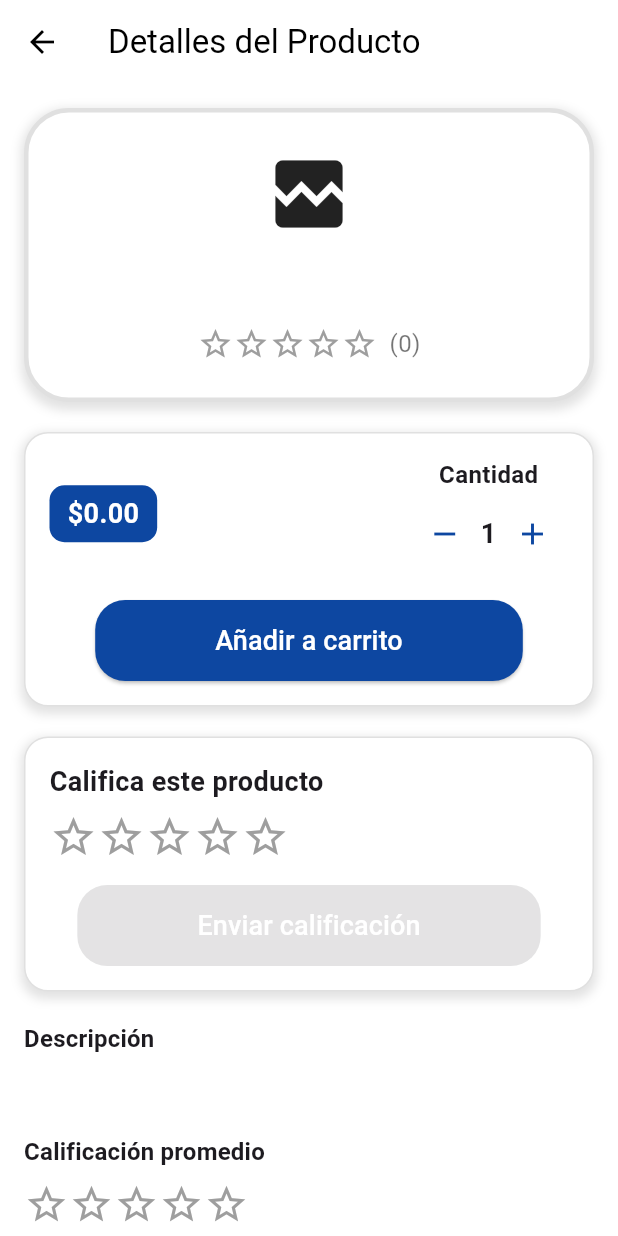
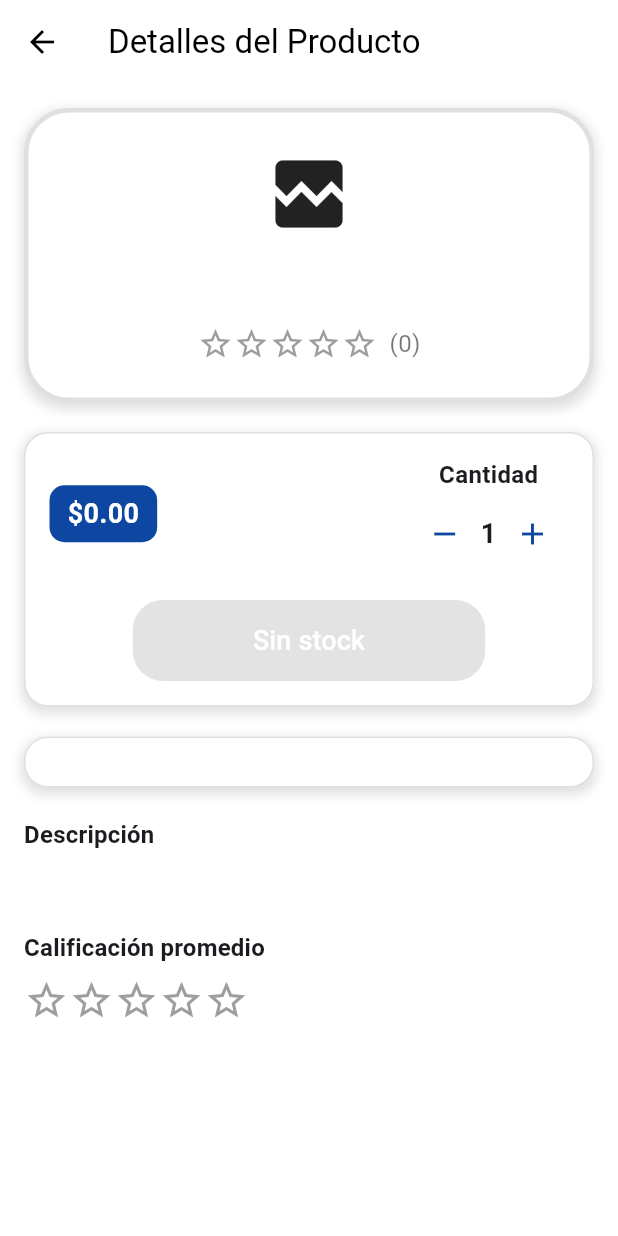
Before and after one commit to Pavito15/movilesProject, a Flutter app: the DetalleProductoScreen screen opened directly with empty values, on a phone screen of 412 x 824 dp. Run offline on Flutter 3.47's test engine with Material 3 defaults, Android fonts, the light colour scheme and no system bars; drawn by our look-alikes of custom_rating_bar; our stand-ins replace cloud_firestore, firebase_auth, firebase_core, firebase_messaging, firebase_storage, google_sign_in and 1 more; missing offline and left inert: flutter_stripe; accounts and stored records are empty; network calls fail.

```diff
--- a/lib/screens/producto_details.dart
+++ b/lib/screens/producto_details.dart
@@ -233,9 +233,12 @@ class DetalleProductoScreenState extends State<DetalleProductoScreen> {
                   const SizedBox(height: 20),
 
                   // Botón añadir al carrito
+                                    // ...existing code...
                   Center(
                     child: ElevatedButton(
-                      onPressed: () {
+                      onPressed: widget.producto.stock == 0
+                          ? null // Deshabilita el botón si no hay stock
+                          : () {
                               for (int i = 0; i < cantidad; i++) {
                                 cartProvider.addToCart(widget.producto);
                               }
@@ -262,12 +265,15 @@ class DetalleProductoScreenState extends State<DetalleProductoScreen> {
                           borderRadius: BorderRadius.circular(20),
                         ),
                       ),
-                      child: const Text(
-                        'Añadir a carrito',
-                        style: TextStyle(fontSize: 18, color: Colors.white),
+                      child: Text(
+                        widget.producto.stock == 0
+                            ? 'Sin stock'
+                            : 'Añadir a carrito',
+                        style: const TextStyle(fontSize: 18, color: Colors.white),
                       ),
                     ),
                   ),
+                  // ...existing code...
                 ],
               ),
             ),
@@ -290,51 +296,6 @@ class DetalleProductoScreenState extends State<DetalleProductoScreen> {
                     spreadRadius: 2,
                     blurRadius: 5,
                     offset: const Offset(0, 3),
-                  ),
-                ],
-              ),
-              child: Column(
-                crossAxisAlignment: CrossAxisAlignment.start,
-                children: [
-                  const Text(
-                    'Califica este producto',
-                    style: TextStyle(fontSize: 18, fontWeight: FontWeight.bold),
-                  ),
-                  const SizedBox(height: 8),
-                  RatingBar(
-                    filledIcon: Icons.star,
-                    emptyIcon: Icons.star_border,
-                    halfFilledIcon: Icons.star_half,
-                    onRatingChanged: (rating) {
-                      setState(() {
-                        userRating = rating;
-                      });
-                    },
-                    initialRating: 0,
-                    maxRating: 5,
-                    size: 32,
-                    filledColor: Colors.amber,
-                  ),
-                  const SizedBox(height: 16),
-                  Center(
-                    child: ElevatedButton(
-                      onPressed: userRating > 0
-                          ? () {
-                              _submitRating();
-                            }
-                          : null, // Deshabilita el botón si no se selecciona una calificación
-                      style: ElevatedButton.styleFrom(
-                        backgroundColor: Colors.blue.shade900,
-                        padding: const EdgeInsets.symmetric(vertical: 14, horizontal: 80),
-                        shape: RoundedRectangleBorder(
-                          borderRadius: BorderRadius.circular(20),
-                        ),
-                      ),
-                      child: const Text(
-                        'Enviar calificación',
-                        style: TextStyle(fontSize: 18, color: Colors.white),
-                      ),
-                    ),
                   ),
                 ],
               ),
```
Lines whose indentation alone changed are shown as unchanged.
